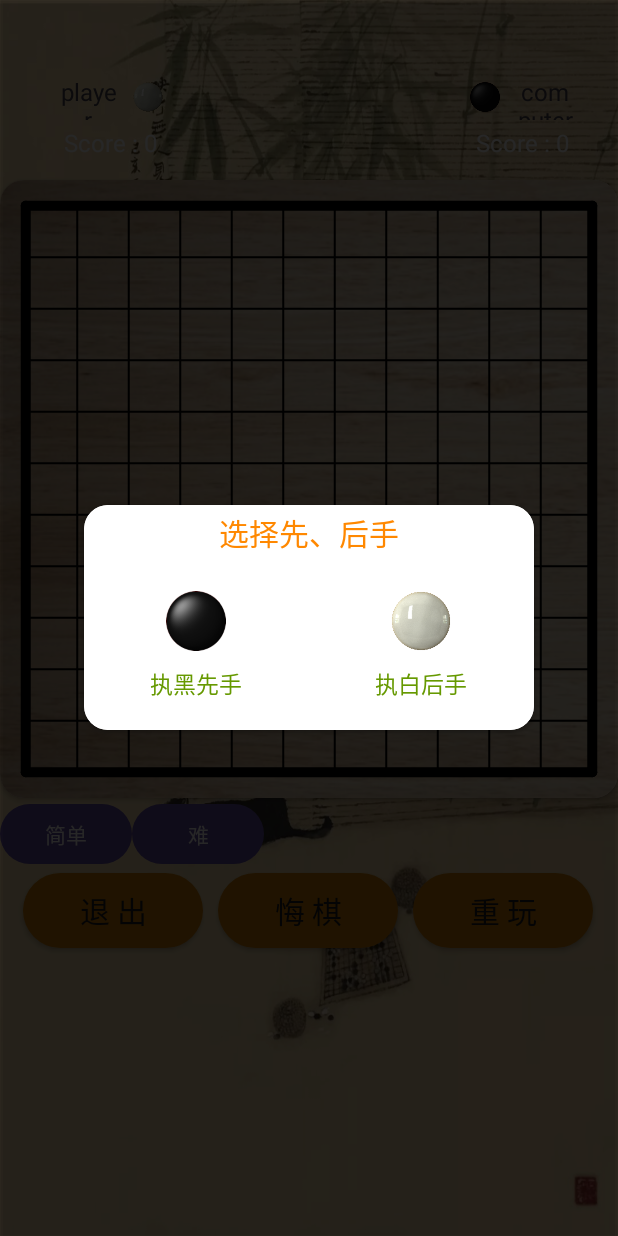
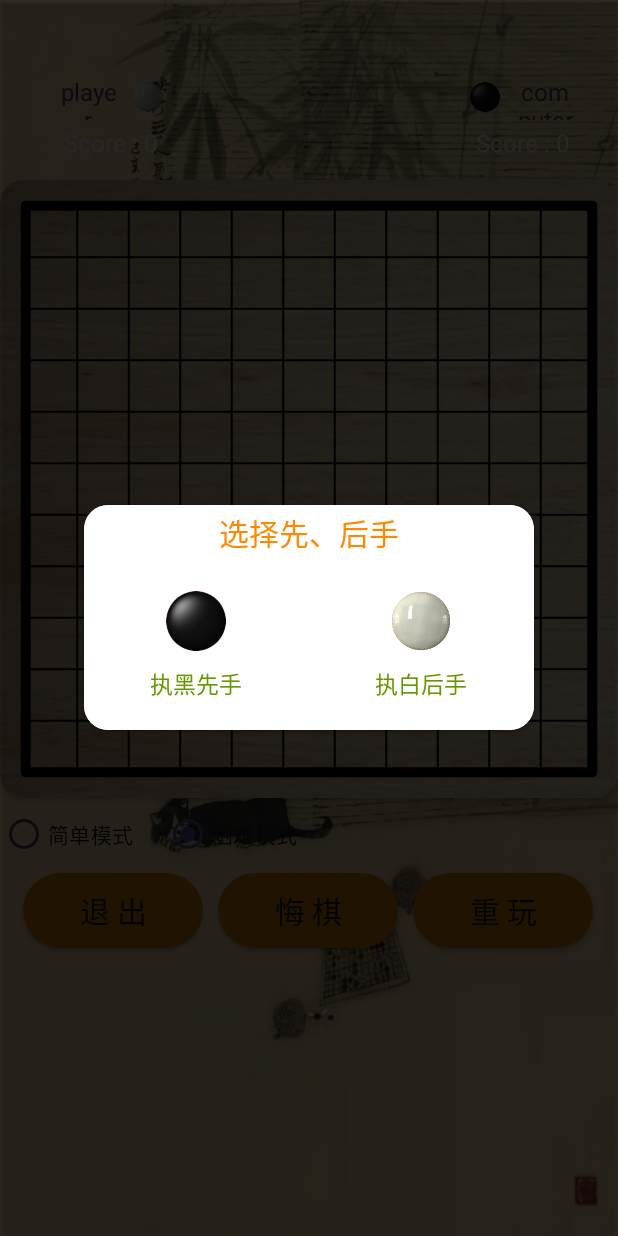
Before and after one commit to dengdyu/GoBang3, an Android app: the screen it shows after launch (MainActivity), on a phone screen of 412 x 824 dp. Run offline under Robolectric (Android 15) with nearby library versions, the phone set to English and light mode, and no system bars.

Commit message:
更改了难度选择的样式，并且每次选择难度都会重新开始游戏

```diff
--- a/app/src/main/java/com/example/gobang3/AI.java
+++ b/app/src/main/java/com/example/gobang3/AI.java
@@ -1,8 +1,4 @@
 package com.example.gobang3;
-
-import static android.content.Intent.getIntent;
-
-import android.content.Intent;
 
 import java.util.ArrayList;
 import java.util.List;
--- a/app/src/main/java/com/example/gobang3/MainActivity.java
+++ b/app/src/main/java/com/example/gobang3/MainActivity.java
@@ -12,10 +12,9 @@ import android.widget.Button;
 import android.widget.ImageButton;
 import android.widget.ImageView;
 import android.widget.PopupWindow;
+import android.widget.RadioGroup;
 import android.widget.TextView;
 import android.widget.Toast;
-
-import com.example.gobang3.*;
 
 public class MainActivity extends AppCompatActivity implements GameCallBack , AICallBack ,View.OnClickListener{
 
@@ -30,8 +29,7 @@ public class MainActivity extends AppCompatActivity implements GameCallBack , AI
     /*private Button exitB;//退出按钮*/
     private TextView whiteTurn, blackTurn;//显示谁的回合
     public boolean isUserBlack;//用户执黑棋吗
-    private Button easy;
-    private Button hard;
+    private RadioGroup difficultyB;
     public int difficulty = -3;
 
     @Override
@@ -59,16 +57,18 @@ public class MainActivity extends AppCompatActivity implements GameCallBack , AI
                 ai.undoMove2();
             }
         });
-        easy.setOnClickListener(new View.OnClickListener() {
+        difficultyB.setOnCheckedChangeListener(new RadioGroup.OnCheckedChangeListener () {
+            //一旦单选框状态改变
             @Override
-            public void onClick(View v){
-                ai.setAiDiff(-1);
-            }
-        });
-        hard.setOnClickListener(new View.OnClickListener() {
-            @Override
-            public void onClick(View v){
-                ai.setAiDiff(-3);
+            public void onCheckedChanged(RadioGroup group, int checkedId) {
+                //根据id确定选择对象
+                if(checkedId == R.id.easy){
+                    ai.setAiDiff(-1);
+                    fiveChessView.resetGame();
+                }else if(checkedId == R.id.hard){
+                    ai.setAiDiff(-3);
+                    fiveChessView.resetGame();
+                }
             }
         });
 
@@ -97,8 +97,7 @@ public class MainActivity extends AppCompatActivity implements GameCallBack , AI
         //玩家/ai回合标识
         whiteTurn = findViewById(R.id.white_turn);
         blackTurn = findViewById(R.id.black_turn);
-        easy = findViewById(R.id.button);
-        hard = findViewById(R.id.button2);
+        difficultyB = findViewById(R.id.difficulty);
         //restartB = findViewById(R.id.restart_game);
         //重开游戏设置点击事件
         findViewById(R.id.restart_game).setOnClickListener(this);
--- a/app/src/main/res/layout/activity_main.xml
+++ b/app/src/main/res/layout/activity_main.xml
@@ -193,18 +193,24 @@
             android:text="重 玩"
             android:textSize="20sp" />
 
-        <Button
-            android:id="@+id/button"
+        <RadioGroup
+            android:id="@+id/difficulty"
             android:layout_width="wrap_content"
             android:layout_height="wrap_content"
-            android:text="简单" />
-
-        <Button
-            android:id="@+id/button2"
-            android:layout_width="wrap_content"
-            android:layout_height="wrap_content"
-            android:layout_toRightOf="@id/button"
-            android:text="难" />
+            android:orientation="horizontal" >
+            <RadioButton
+                android:id="@+id/easy"
+                android:layout_width="wrap_content"
+                android:layout_height="wrap_content"
+                android:text="简单模式" />
+            <RadioButton
+                android:id="@+id/hard"
+                android:layout_width="wrap_content"
+                android:layout_height="wrap_content"
+                android:layout_marginLeft="20dp"
+                android:text="困难模式"
+                android:checked="true"/>
+        </RadioGroup>
 
 
     </RelativeLayout>
```
